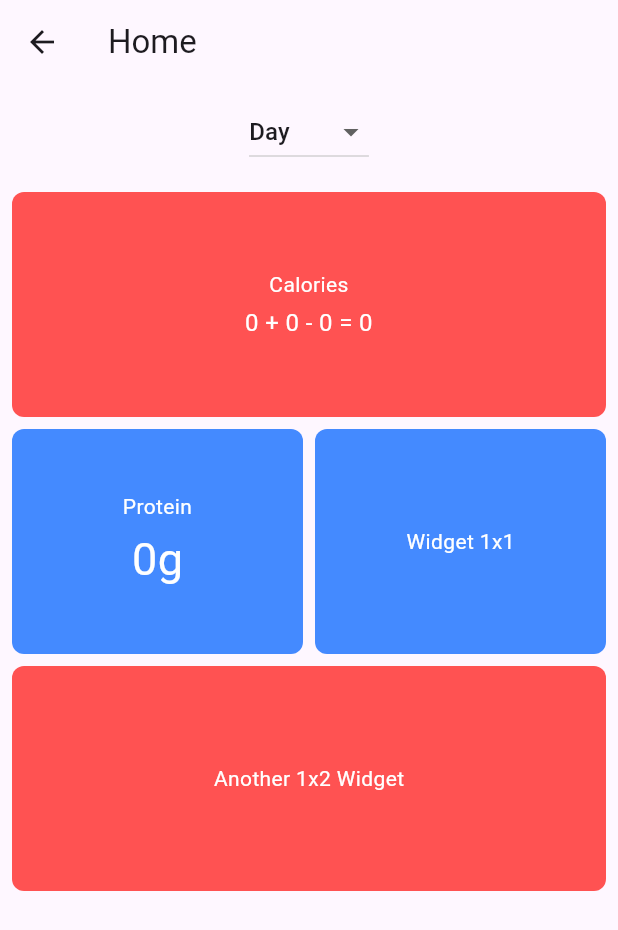
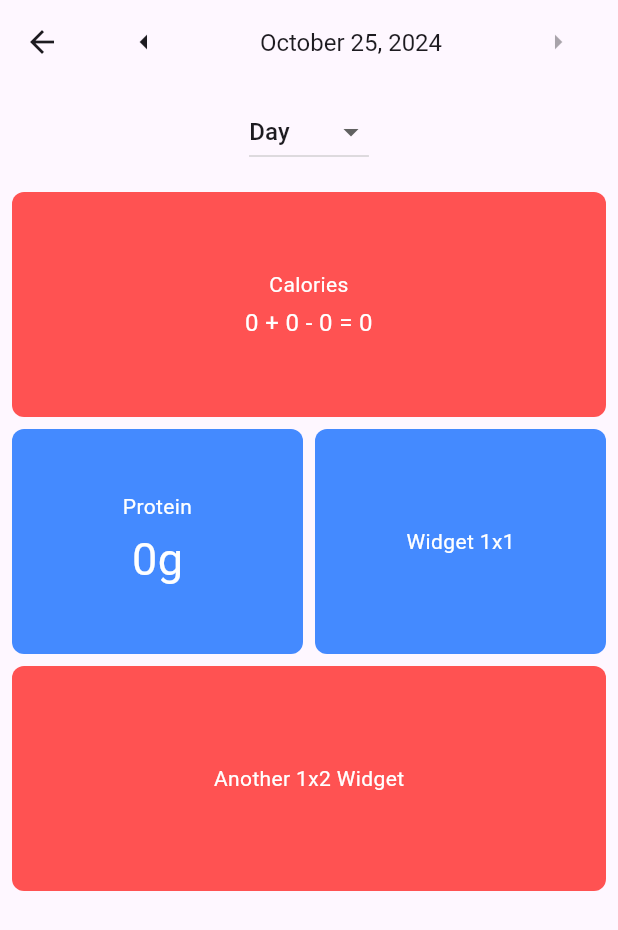
Before and after one commit to Adrian-Piwin/FitXP, a Flutter app: the HomeView screen opened by its route, on a phone screen of 412 x 824 dp. Shown: the top 930 px of the screen. Run offline on Flutter 3.47's test engine with Material 3 defaults, Android fonts, the phone set to English and light mode, and no system bars; missing offline and left inert: health; generated files the repository leaves out were written again.

Commit message:
Fixed date selector offset logic

```diff
--- /dev/null
+++ b/lib/components/date_selector.dart
@@ -0,0 +1,90 @@
+// lib/components/date_selector.dart
+import 'package:flutter/material.dart';
+import 'package:intl/intl.dart';
+import '../enums/timeframe.enum.dart';
+
+class DateSelector extends StatelessWidget {
+  final TimeFrame selectedTimeFrame;
+  final int offset;
+  final ValueChanged<int> onOffsetChanged;
+
+  const DateSelector({
+    super.key,
+    required this.selectedTimeFrame,
+    required this.offset,
+    required this.onOffsetChanged,
+  });
+
+  @override
+  Widget build(BuildContext context) {
+    // Calculate the displayed date based on selectedTimeFrame and offset
+    DateTime now = DateTime.now();
+    DateTime displayedDate;
+
+    switch (selectedTimeFrame) {
+      case TimeFrame.day:
+        displayedDate = now.subtract(Duration(days: offset * -1));
+      case TimeFrame.week:
+        displayedDate = now.subtract(Duration(days: offset * -7));
+      case TimeFrame.month:
+        displayedDate = DateTime(now.year, now.month - offset * -1, 1);
+      case TimeFrame.year:
+        displayedDate = DateTime(now.year - offset * -1, 1, 1);
+      case TimeFrame.allTime:
+        displayedDate = now;
+
+    }
+
+    // Determine if right arrow should be disabled (can't go into the future)
+    bool isRightArrowDisabled = offset == 0 || selectedTimeFrame == TimeFrame.allTime;
+
+    // Displayed date string
+    String displayedDateString = '';
+
+    switch (selectedTimeFrame) {
+      case TimeFrame.day:
+        displayedDateString = DateFormat('MMMM d, yyyy').format(displayedDate);
+      case TimeFrame.week:
+        DateTime startOfWeek = displayedDate.subtract(Duration(days: displayedDate.weekday - 1));
+        DateTime endOfWeek = startOfWeek.add(Duration(days: 6));
+        displayedDateString = '${DateFormat('MMM d').format(startOfWeek)} – ${DateFormat('MMM d, yyyy').format(endOfWeek)}';
+      case TimeFrame.month:
+        displayedDateString = DateFormat('MMMM yyyy').format(displayedDate);
+      case TimeFrame.year:
+        displayedDateString = DateFormat('yyyy').format(displayedDate);
+      case TimeFrame.allTime:
+        displayedDateString = 'All Time';
+    }
+
+    // Arrow buttons
+    Widget leftArrow = IconButton(
+      icon: Icon(Icons.arrow_left),
+      onPressed: selectedTimeFrame != TimeFrame.allTime
+          ? () {
+              onOffsetChanged(offset - 1);
+            }
+          : null,
+    );
+
+    Widget rightArrow = IconButton(
+      icon: Icon(Icons.arrow_right),
+      onPressed: !isRightArrowDisabled
+          ? () {
+              onOffsetChanged(offset + 1);
+            }
+          : null,
+    );
+
+    return Row(
+      mainAxisAlignment: MainAxisAlignment.spaceBetween,
+      children: [
+        leftArrow,
+        Text(
+          displayedDateString,
+          style: const TextStyle(fontSize: 16.0),
+        ),
+        rightArrow,
+      ],
+    );
+  }
+}
--- a/lib/pages/home/home_controller.dart
+++ b/lib/pages/home/home_controller.dart
@@ -7,6 +7,7 @@ class HomeController extends ChangeNotifier {
 
   // State variables
   TimeFrame _selectedTimeFrame = TimeFrame.day;
+  int _offset = 0; // Offset for date navigation
   double _activeCalories = 0.0;
   double _restingCalories = 0.0;
   double _dietaryCalories = 0.0;
@@ -15,6 +16,7 @@ class HomeController extends ChangeNotifier {
 
   // Getters
   TimeFrame get selectedTimeFrame => _selectedTimeFrame;
+  int get offset => _offset;
   double get activeCalories => _activeCalories;
   double get restingCalories => _restingCalories;
   double get dietaryCalories => _dietaryCalories;
@@ -28,7 +30,14 @@ class HomeController extends ChangeNotifier {
   // Method to update the selected TimeFrame
   void updateTimeFrame(TimeFrame newTimeFrame) {
     _selectedTimeFrame = newTimeFrame;
+    _offset = 0; // Reset offset when TimeFrame changes
     fetchCalorieData();
+  }
+
+  // Method to update the offset
+  void updateOffset(int newOffset) {
+      _offset = newOffset;
+      fetchCalorieData();
   }
 
   // Fetch data from HealthService
@@ -37,10 +46,10 @@ class HomeController extends ChangeNotifier {
     notifyListeners();
 
     try {
-      double activeCalories = await _healthService.getActiveCaloriesBurned(_selectedTimeFrame);
-      double restingCalories = await _healthService.getRestingCaloriesBurned(_selectedTimeFrame);
-      double dietaryCalories = await _healthService.getDietaryCaloriesConsumed(_selectedTimeFrame);
-      double protein = await _healthService.getProteinIntake(_selectedTimeFrame);
+      double activeCalories = await _healthService.getActiveCaloriesBurned(_selectedTimeFrame, offset: _offset);
+      double restingCalories = await _healthService.getRestingCaloriesBurned(_selectedTimeFrame, offset: _offset);
+      double dietaryCalories = await _healthService.getDietaryCaloriesConsumed(_selectedTimeFrame, offset: _offset);
+      double protein = await _healthService.getProteinIntake(_selectedTimeFrame, offset: _offset);
 
       _activeCalories = activeCalories;
       _restingCalories = restingCalories;
--- a/lib/pages/home/home_view.dart
+++ b/lib/pages/home/home_view.dart
@@ -7,6 +7,7 @@ import 'large_widget_item.dart';
 import 'small_widget_item.dart';
 import 'home_controller.dart';
 import '../../components/timeframe_dropdown.dart';
+import '../../components/date_selector.dart';
 import 'package:flutter_gen/gen_l10n/app_localizations.dart';
 
 class HomeView extends StatelessWidget {
@@ -19,7 +20,19 @@ class HomeView extends StatelessWidget {
     return ChangeNotifierProvider(
       create: (_) => HomeController(),
       child: Scaffold(
-        appBar: AppBar(title: const Text("Home")),
+        appBar: AppBar(
+          title: Consumer<HomeController>(
+            builder: (context, controller, _) {
+              return DateSelector(
+                selectedTimeFrame: controller.selectedTimeFrame,
+                offset: controller.offset,
+                onOffsetChanged: (newOffset) {
+                  controller.updateOffset(newOffset);
+                },
+              );
+            },
+          ),
+        ),
         body: Consumer<HomeController>(
           builder: (context, controller, _) {
             // Build the list of widgets to pass to GridLayout
@@ -34,7 +47,13 @@ class HomeView extends StatelessWidget {
                         dietaryCalories: controller.dietaryCalories,
                       ),
               },
-              {"size": 1, "widget": BasicWidgetItem(title: AppLocalizations.of(context)!.proteinWidgetTitle, value: "${controller.protein.toStringAsFixed(0)}g")},
+              {
+                "size": 1,
+                "widget": BasicWidgetItem(
+                  title: AppLocalizations.of(context)!.proteinWidgetTitle,
+                  value: "${controller.protein.toStringAsFixed(0)}g",
+                ),
+              },
               {"size": 1, "widget": SmallWidgetItem(title: "Widget 1x1")},
               {"size": 2, "widget": LargeWidgetItem(title: "Another 1x2 Widget")},
             ];
--- a/pubspec.yaml
+++ b/pubspec.yaml
@@ -19,6 +19,7 @@ dependencies:
   health: ^11.1.0
   provider: ^6.0.0
   app_settings: ^4.1.0
+  intl: ^0.17.0
 
 dev_dependencies:
   flutter_test:
```
